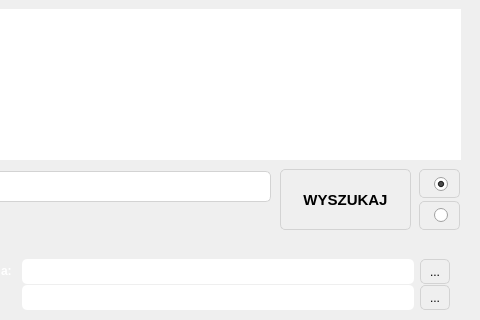
This is mainwindow.ui in RStravinsky/PdfFinder as Qt 5 draws it before an edit; both pictures show x 150 to 630 and y 211 to 531 of the 630 by 531 pixel window. The edited form follows.
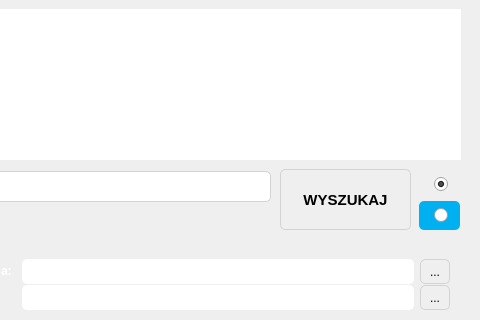
This is the edited form. Icons and pictures are not drawn.

What changed in the file:
```diff
--- a/mainwindow.ui
+++ b/mainwindow.ui
@@ -715,7 +715,7 @@
    <widget class="QWidget" name="layoutWidget">
     <property name="geometry">
      <rect>
-      <x>390</x>
+      <x>500</x>
       <y>110</y>
       <width>111</width>
       <height>81</height>
@@ -933,7 +933,7 @@
    <widget class="QWidget" name="layoutWidget">
     <property name="geometry">
      <rect>
-      <x>500</x>
+      <x>390</x>
       <y>110</y>
       <width>111</width>
       <height>81</height>
@@ -984,7 +984,6 @@
     <property name="styleSheet">
      <string notr="true">QLabel {
 border-radius: 5px;
-border: 1px solid lightgray;
 background: &quot;white&quot;;
 }</string>
     </property>
@@ -1004,8 +1003,7 @@
     <property name="styleSheet">
      <string notr="true">QLabel {
 border-radius: 5px;
-border: 1px solid lightgray;
-background: &quot;lightblue&quot;;
+background: rgb(0,176,240);
 }</string>
     </property>
     <property name="text">
```
Left out of the diff: 69 changed lines with no effect on the pictures.
